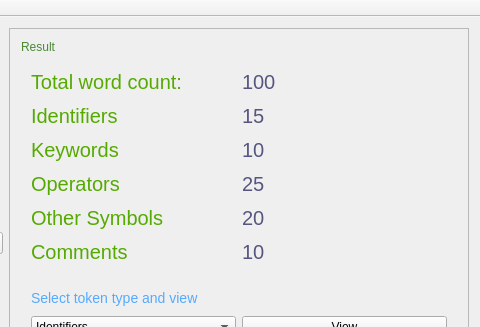
Before: the Qt Designer form mainwindow.ui in bullheadandplato/compiler-palm-tree, drawn with Qt 5; both pictures show x 555 to 1035 and y 0 to 327 of the 1035 by 719 pixel window.
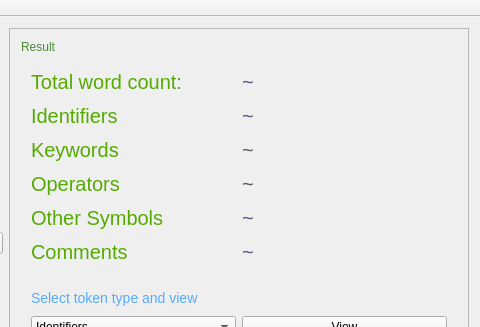
After: the same form once the commit is applied. Custom widgets are drawn as their Qt base class.

Patch:
```diff
--- a/mainwindow.ui
+++ b/mainwindow.ui
@@ -121,7 +121,7 @@
 font:20px;</string>
              </property>
              <property name="text">
-              <string>100</string>
+              <string>~</string>
              </property>
             </widget>
            </item>
@@ -147,7 +147,7 @@
 font:20px;</string>
              </property>
              <property name="text">
-              <string>15</string>
+              <string>~</string>
              </property>
             </widget>
            </item>
@@ -173,7 +173,7 @@
 font:20px;</string>
              </property>
              <property name="text">
-              <string>10</string>
+              <string>~</string>
              </property>
             </widget>
            </item>
@@ -199,7 +199,7 @@
 font:20px;</string>
              </property>
              <property name="text">
-              <string>25</string>
+              <string>~</string>
              </property>
             </widget>
            </item>
@@ -225,7 +225,7 @@
 font:20px;</string>
              </property>
              <property name="text">
-              <string>20</string>
+              <string>~</string>
              </property>
             </widget>
            </item>
@@ -251,7 +251,7 @@
 font:20px;</string>
              </property>
              <property name="text">
-              <string>10</string>
+              <string>~</string>
              </property>
             </widget>
            </item>
```
